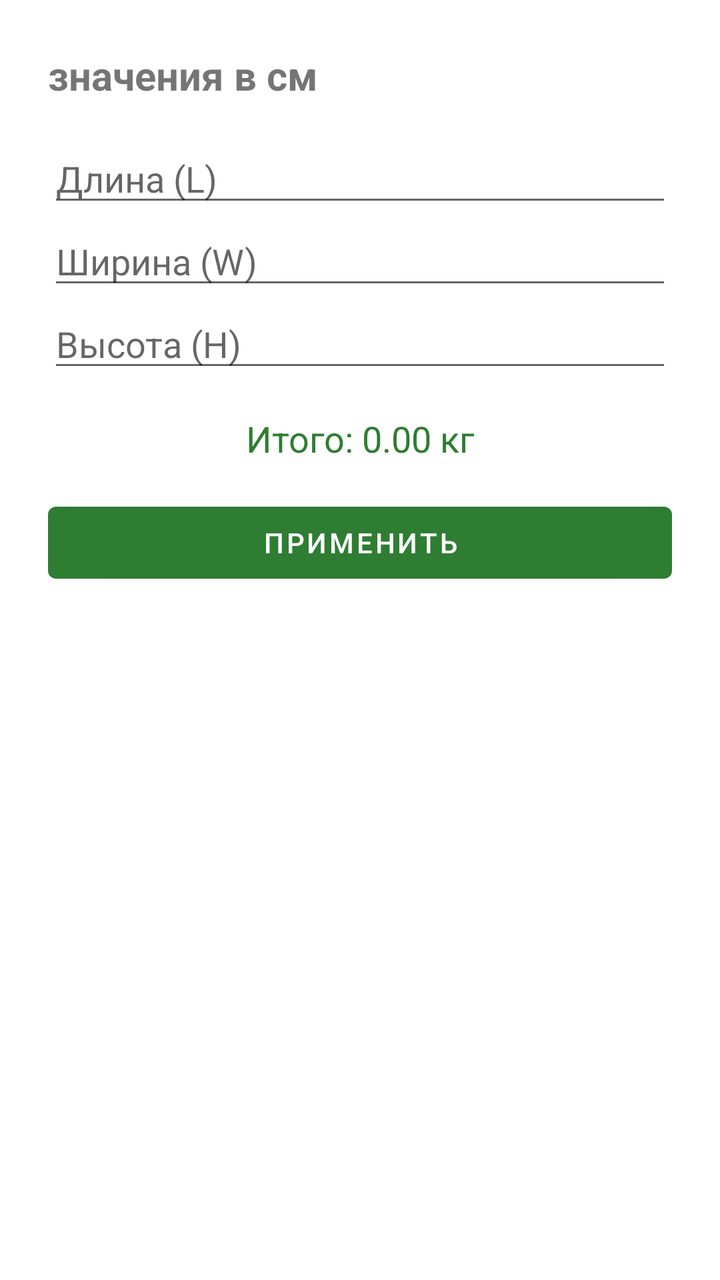
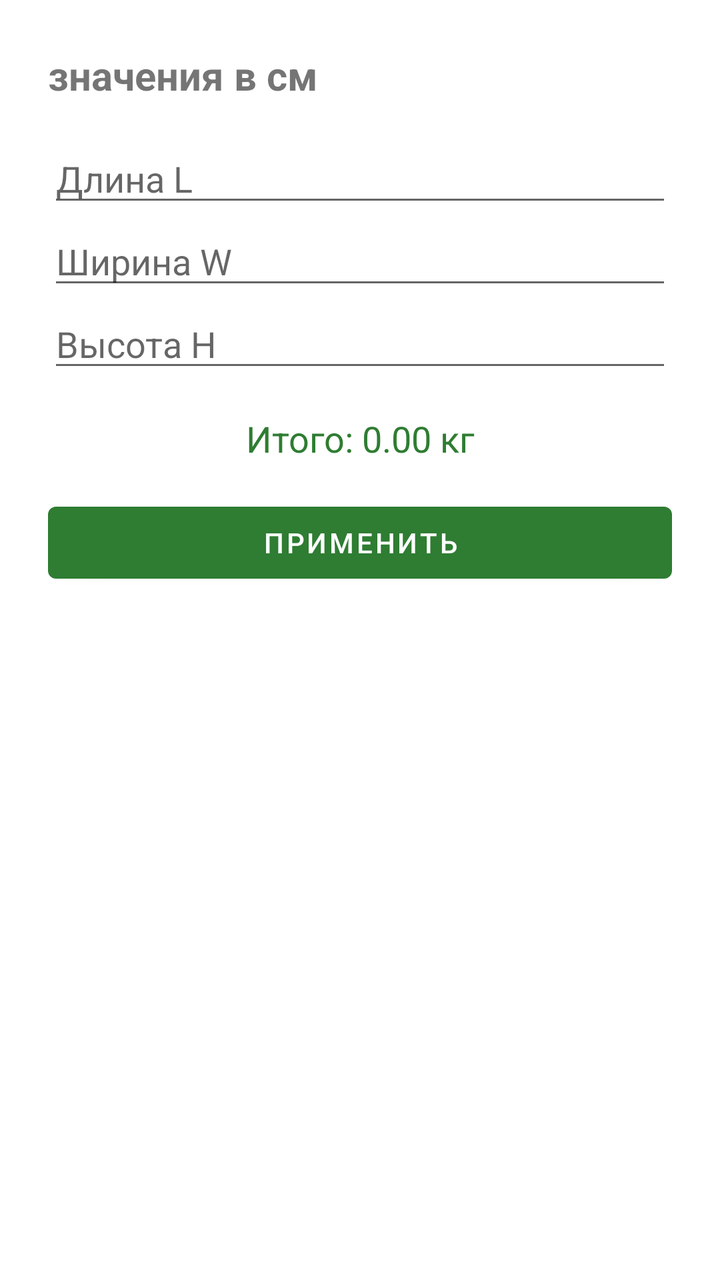

The first picture is an Android layout as it rendered before a commit; the second is the same layout after the commit. The layout source and the unified diff follow.
<!-- AndroidManifest.xml: application theme AppTheme -->
<!-- res/layout/dialog_volume.xml -->
<?xml version="1.0" encoding="utf-8"?>
<LinearLayout xmlns:android="http://schemas.android.com/apk/res/android"
    android:layout_width="match_parent"
    android:layout_height="wrap_content"
    android:orientation="vertical"
    android:padding="24dp">

    <TextView
        android:layout_width="wrap_content"
        android:layout_height="wrap_content"
        android:text="значения в см"
        android:textSize="20sp"
        android:textStyle="bold"
        android:layout_marginBottom="16dp"/>

    <EditText android:id="@+id/etLength" android:layout_width="match_parent" android:layout_height="wrap_content" android:hint="Длина (L)" android:inputType="numberDecimal" />
    <EditText android:id="@+id/etWidth" android:layout_width="match_parent" android:layout_height="wrap_content" android:hint="Ширина (W)" android:inputType="numberDecimal" />
    <EditText android:id="@+id/etHeight" android:layout_width="match_parent" android:layout_height="wrap_content" android:hint="Высота (H)" android:inputType="numberDecimal" />

    <TextView
        android:id="@+id/tvResultPreview"
        android:layout_width="match_parent"
        android:layout_height="wrap_content"
        android:text="Итого: 0.00 кг"
        android:gravity="center"
        android:textSize="18sp"
        android:layout_marginTop="16dp"
        android:textColor="#2E7D32"/>

    <Button
        android:id="@+id/btnApplyVolume"
        android:layout_width="match_parent"
        android:layout_height="wrap_content"
        android:text="ПРИМЕНИТЬ"
        android:layout_marginTop="16dp" />
</LinearLayout>
<!-- resources referenced by this layout -->
<resources>
  <style name="AppTheme" parent="Theme.MaterialComponents.Light.NoActionBar">
          
          <item name="colorPrimary">#2E7D32</item>  
          <item name="colorPrimaryVariant">#1B5E20</item>
          <item name="colorOnPrimary">#FFFFFF</item>
          <item name="colorSecondary">#2E7D32</item>
          <item name="colorSecondaryVariant">#1B5E20</item>
          <item name="colorOnSecondary">#000000</item>
      </style>
</resources>

<!-- the commit's change to res/layout/dialog_volume.xml (unified diff, before → after) -->
@@ -8,20 +8,35 @@
     <TextView
         android:layout_width="wrap_content"
         android:layout_height="wrap_content"
-        android:text="значения в см"
+        android:text="@string/values_cm"
         android:textSize="20sp"
         android:textStyle="bold"
         android:layout_marginBottom="16dp"/>
 
-    <EditText android:id="@+id/etLength" android:layout_width="match_parent" android:layout_height="wrap_content" android:hint="Длина (L)" android:inputType="numberDecimal" />
-    <EditText android:id="@+id/etWidth" android:layout_width="match_parent" android:layout_height="wrap_content" android:hint="Ширина (W)" android:inputType="numberDecimal" />
-    <EditText android:id="@+id/etHeight" android:layout_width="match_parent" android:layout_height="wrap_content" android:hint="Высота (H)" android:inputType="numberDecimal" />
+    <EditText
+        android:id="@+id/etLength"
+        android:layout_width="match_parent"
+        android:layout_height="wrap_content"
+        android:hint="@string/length_l"
+        android:inputType="numberDecimal" />
+    <EditText
+        android:id="@+id/etWidth"
+        android:layout_width="match_parent"
+        android:layout_height="wrap_content"
+        android:hint="@string/width_w"
+        android:inputType="numberDecimal" />
+    <EditText
+        android:id="@+id/etHeight"
+        android:layout_width="match_parent"
+        android:layout_height="wrap_content"
+        android:hint="@string/height_h"
+        android:inputType="numberDecimal" />
 
     <TextView
         android:id="@+id/tvResultPreview"
         android:layout_width="match_parent"
         android:layout_height="wrap_content"
-        android:text="Итого: 0.00 кг"
+        android:text="@string/total_weight"
         android:gravity="center"
         android:textSize="18sp"
         android:layout_marginTop="16dp"
@@ -31,6 +46,6 @@
         android:id="@+id/btnApplyVolume"
         android:layout_width="match_parent"
         android:layout_height="wrap_content"
-        android:text="ПРИМЕНИТЬ"
+        android:text="@string/apply"
         android:layout_marginTop="16dp" />
 </LinearLayout>
<!-- resource entries referenced after the edit -->
@@ -1,5 +1,11 @@
 <!-- resources referenced by this layout -->
 <resources>
+  <string name="apply">ПРИМЕНИТЬ</string>
+  <string name="height_h">Высота H</string>
+  <string name="length_l">Длина L</string>
+  <string name="total_weight">Итого: 0.00 кг</string>
+  <string name="values_cm">значения в см</string>
+  <string name="width_w">Ширина W</string>
   <style name="AppTheme" parent="Theme.MaterialComponents.Light.NoActionBar">
           
           <item name="colorPrimary">#2E7D32</item>  
